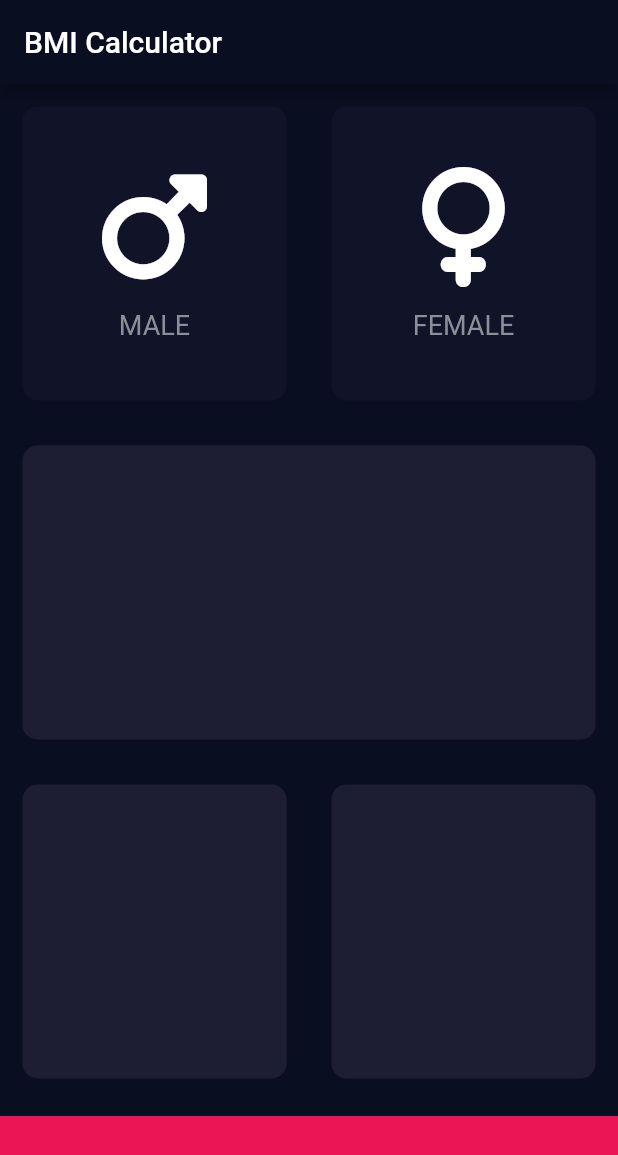
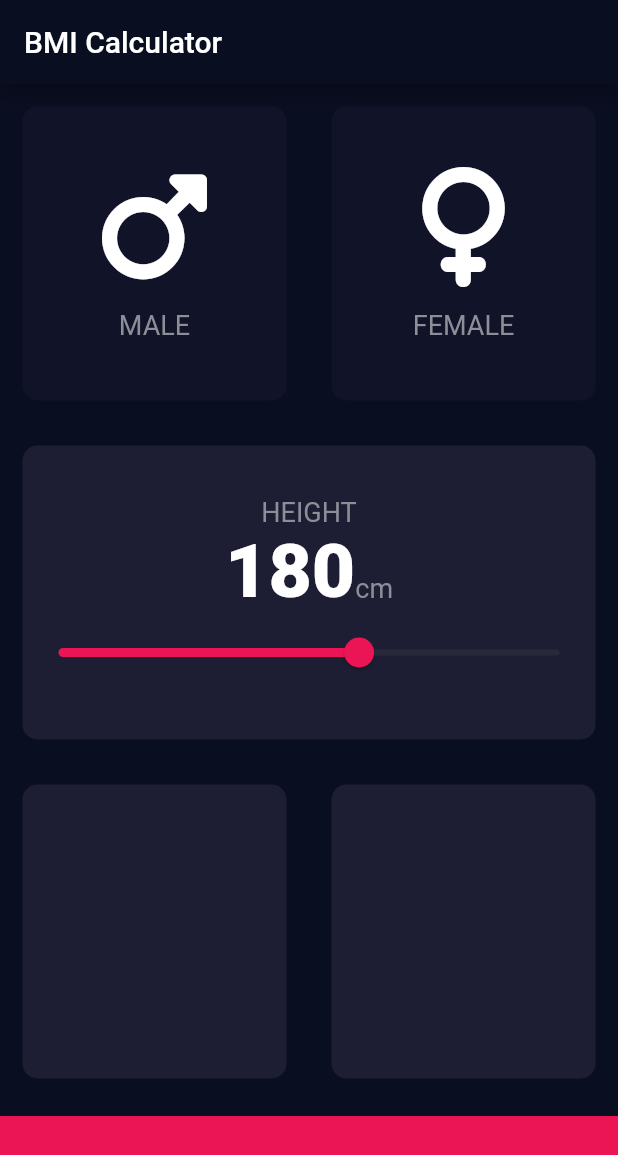
Before and after one commit to Howlbeeb/BMI-Calculator, a Flutter app: the screen it shows after launch, on a phone screen of 412 x 824 dp. Shown: the top 1155 px of the screen. Run offline on Flutter 3.47's test engine with Material 2 defaults, Android fonts, the phone set to English and light mode, and no system bars; our stand-ins replace font_awesome_flutter.

Commit message:
BMI calculator

```diff
--- /dev/null
+++ b/lib/Constants.dart
@@ -0,0 +1,14 @@
+import 'package:flutter/material.dart';
+
+const kbottomAppbarheight = 80.0;
+const kActivecardcolor = Color(0xFF1D1E33);
+const kInactivecardcolor = Color(0xFF111328);
+const kbottombarcolor = Color(0xFFEB1555);
+
+const kicontextstyle = TextStyle(
+  fontSize: 18,
+  color: Color(0xFF8D8E98),
+);
+const kTextstyle = TextStyle(
+fontSize: 50,
+fontWeight: FontWeight.w900,);
--- a/lib/Input_page.dart
+++ b/lib/Input_page.dart
@@ -2,16 +2,12 @@ import 'package:flutter/material.dart';
 import 'package:font_awesome_flutter/font_awesome_flutter.dart';
 import 'reusable_card.dart';
 import 'icon_content.dart';
+import 'Constants.dart';
 
 enum Gender {
   male,
   female,
 }
-
-const bottomAppbarheight = 80.0;
-const Activecardcolor = Color(0xFF1D1E33);
-const Inactivecardcolor = Color(0xFF111328);
-const bottombarcolor = Color(0xFFEB1555);
 
 class InputPage extends StatefulWidget {
   @override
@@ -20,9 +16,7 @@ class InputPage extends StatefulWidget {
 
 class _InputPageState extends State<InputPage> {
   Gender? selectedGender;
-  Color malecardcolor = Inactivecardcolor;
-  Color femalecardcolor = Inactivecardcolor;
-
+  int height = 180;
 
   @override
   Widget build(BuildContext context) {
@@ -31,40 +25,39 @@ class _InputPageState extends State<InputPage> {
         title: Text('BMI Calculator'),
       ),
       body: Column(
+        crossAxisAlignment: CrossAxisAlignment.stretch,
         children: <Widget>[
           Expanded(
             child: Row(
               children: <Widget>[
                 Expanded(
-                  child: GestureDetector(
-                    onTap: () {
+                  child: ReusableCard(
+                    onPress: () {
                       setState(() {
                         selectedGender = Gender.male;
                       });
                     },
-                    child: ReusableCard(
-                      colour:selectedGender== Gender.male
-                          ? Activecardcolor
-                          : Inactivecardcolor,
-                      cardchild: icon_content(
-                        icon: FontAwesomeIcons.mars,
-                        label: 'MALE',
-                      ),
+                    colour: selectedGender == Gender.male
+                        ? kActivecardcolor
+                        : kInactivecardcolor,
+                    cardchild: icon_content(
+                      icon: FontAwesomeIcons.mars,
+                      label: 'MALE',
                     ),
                   ),
                 ),
                 Expanded(
-                  child: GestureDetector(
-                    onTap: () {
+                  child: ReusableCard(
+                    onPress: () {
                       setState(() {
                         selectedGender = Gender.female;
                       });
                     },
-                    child: ReusableCard(
-                      colour: selectedGender==Gender.female?Activecardcolor:Inactivecardcolor,
-                      cardchild: icon_content(
-                          icon: FontAwesomeIcons.venus, label: 'FEMALE'),
-                    ),
+                    colour: selectedGender == Gender.female
+                        ? kActivecardcolor
+                        : kInactivecardcolor,
+                    cardchild: icon_content(
+                        icon: FontAwesomeIcons.venus, label: 'FEMALE'),
                   ),
                 )
               ],
@@ -72,7 +65,43 @@ class _InputPageState extends State<InputPage> {
           ),
           Expanded(
             child: ReusableCard(
-              colour: Activecardcolor,
+              colour: kActivecardcolor,
+              cardchild: Column(
+                mainAxisAlignment: MainAxisAlignment.center,
+                children: <Widget>[
+                  Text(
+                    'HEIGHT',
+                    style: kicontextstyle,
+                  ),
+                  Row(
+                    mainAxisAlignment: MainAxisAlignment.center,
+                    crossAxisAlignment: CrossAxisAlignment.baseline,
+                    textBaseline: TextBaseline.alphabetic,
+                    children: <Widget>[
+                      Text(
+                        height.toString(),
+                        style: kTextstyle,
+                      ),
+                      Text(
+                        'cm',
+                        style: kicontextstyle,
+                      )
+                    ],
+                  ),
+                  Slider(
+                    onChanged: (double newValue) {
+                      setState(() {
+                        height = newValue.round();
+                      });
+                    },
+                    value: height.toDouble(),
+                    min: 120.0,
+                    max: 220,
+                    activeColor: Color(0xFFEB1555),
+                    inactiveColor: Color(0xFF8DE98),
+                  ),
+                ],
+              ),
             ),
           ),
           Expanded(
@@ -80,20 +109,20 @@ class _InputPageState extends State<InputPage> {
               children: <Widget>[
                 Expanded(
                     child: ReusableCard(
-                  colour: Activecardcolor,
+                  colour: kActivecardcolor,
                 )),
                 Expanded(
                     child: ReusableCard(
-                  colour: Activecardcolor,
+                  colour: kActivecardcolor,
                 ))
               ],
             ),
           ),
           Container(
             margin: EdgeInsets.only(top: 10),
-            height: bottomAppbarheight,
+            height: kbottomAppbarheight,
             width: double.infinity,
-            color: bottombarcolor,
+            color: kbottombarcolor,
           ),
         ],
       ),
--- a/lib/icon_content.dart
+++ b/lib/icon_content.dart
@@ -1,5 +1,5 @@
 import 'package:flutter/material.dart';
-const icontextstyle = TextStyle(fontSize: 18, color: Color(0xFF8D8E98));
+import 'Constants.dart';
 class icon_content extends StatelessWidget {
   icon_content({this.icon, this.label});
   final IconData? icon;
@@ -17,7 +17,7 @@ class icon_content extends StatelessWidget {
         SizedBox(height: 15),
         Text(
           label!,
-          style: icontextstyle ,
+          style: kicontextstyle ,
         )
       ],
     );
--- a/lib/reusable_card.dart
+++ b/lib/reusable_card.dart
@@ -1,17 +1,22 @@
 import 'package:flutter/material.dart';
+
 class ReusableCard extends StatelessWidget {
   final Color? colour;
   final Widget? cardchild;
-  ReusableCard({@required this.colour, this.cardchild});
+  final void Function()? onPress;
+  ReusableCard({@required this.colour, this.cardchild, this.onPress});
 
   @override
   Widget build(BuildContext context) {
-    return Container(
-      child: cardchild,
-      margin: EdgeInsets.all(15),
-      decoration: BoxDecoration(
-        borderRadius: BorderRadius.circular(10.0),
-        color: colour,
+    return GestureDetector(
+      onTap: onPress,
+      child: Container(
+        child: cardchild,
+        margin: EdgeInsets.all(15),
+        decoration: BoxDecoration(
+          borderRadius: BorderRadius.circular(10.0),
+          color: colour,
+        ),
       ),
     );
   }
```
